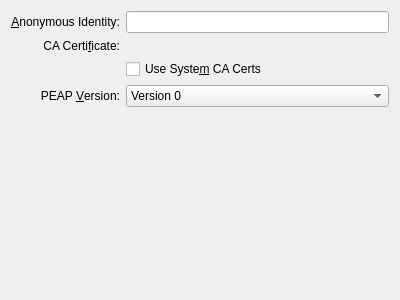
The window that libs/ui/security/eapmethodpeapbase.ui (KDE/networkmanagement) describes before a commit, drawn with Qt 5.
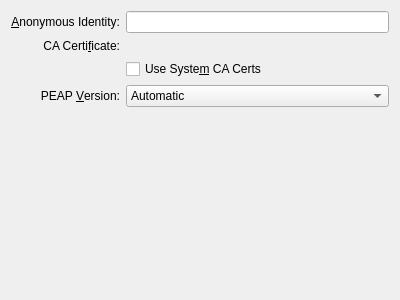
The same window after the commit. Custom widgets are drawn as their Qt base class.

Commit message: * Fix restoring PEAP inner secrets * correct DBUS representation of PEAP version, fixing rejected   connections that set a PEAP version. * Add 'Automatic' PEAP version to the combo that leaves PEAP version   choice to NetworkManager * Correctly save and restore 'Use System CA Certs' for PEAP and TTLS   connections * Remove commented out dead code from WpaEapWidget * Update the settings hand edits diff.  This was committed without the   dbus edits recently.

```diff
--- a/libs/ui/security/eapmethodpeapbase.ui
+++ b/libs/ui/security/eapmethodpeapbase.ui
@@ -60,6 +60,11 @@
      </item>
      <item row="3" column="1">
       <widget class="KComboBox" name="cboPeapVersion">
+       <item>
+        <property name="text">
+         <string>Automatic</string>
+        </property>
+       </item>
        <item>
         <property name="text">
          <string>Version 0</string>
```
The commit also changes 6 other files.
